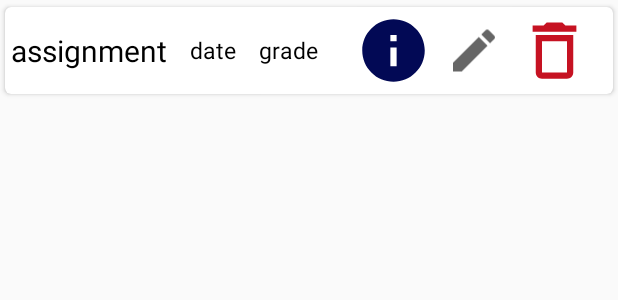
After one commit to Voraphi/GradeTracker_TeamK, an Android app: the layout assignment_items.xml on its own in the app's theme, with its tools: preview values and no code run, on a phone screen of 412 x 824 dp. The commit adds this screen. Shown: the top 300 px of the screen. Run offline under Robolectric (Android 15) with nearby library versions, the phone set to English and light mode, and no system bars.

Commit message:
Created card views for the recycler views.

```diff
--- /dev/null
+++ b/app/src/main/res/drawable/ic_baseline_info_24.xml
@@ -0,0 +1,5 @@
+<vector android:height="24dp" android:tint="#020955"
+    android:viewportHeight="24" android:viewportWidth="24"
+    android:width="24dp" xmlns:android="http://schemas.android.com/apk/res/android">
+    <path android:fillColor="@android:color/white" android:pathData="M12,2C6.48,2 2,6.48 2,12s4.48,10 10,10 10,-4.48 10,-10S17.52,2 12,2zM13,17h-2v-6h2v6zM13,9h-2L11,7h2v2z"/>
+</vector>
--- /dev/null
+++ b/app/src/main/res/layout/assignment_items.xml
@@ -0,0 +1,94 @@
+<?xml version="1.0" encoding="utf-8"?>
+<androidx.cardview.widget.CardView
+    xmlns:android="http://schemas.android.com/apk/res/android"
+    android:layout_width="wrap_content"
+    android:layout_height="wrap_content"
+    xmlns:app="http://schemas.android.com/apk/res-auto"
+    app:cardCornerRadius="4dp"
+    app:layout_goneMarginBottom="5dp"
+    app:cardPreventCornerOverlap="true"
+    app:cardUseCompatPadding="true">
+
+    <RelativeLayout
+        android:layout_width="match_parent"
+        android:layout_height="match_parent"
+        android:layout_margin="4dp"
+        android:layout_marginBottom="4dp">
+
+        <TextView
+            android:id="@+id/assignment"
+            android:layout_width="wrap_content"
+            android:layout_height="wrap_content"
+            android:text="assignment"
+            android:textColor="@android:color/black"
+            android:textSize="20sp"
+            android:layout_centerVertical="true"/>
+
+        <TextView
+            android:id="@+id/dueDate"
+            android:layout_width="wrap_content"
+            android:layout_height="wrap_content"
+            android:layout_marginStart="15dp"
+            android:layout_marginLeft="15dp"
+            android:layout_toEndOf="@+id/assignment"
+            android:layout_toRightOf="@+id/assignment"
+            android:text="date"
+            android:textColor="@android:color/black"
+            android:textSize="15sp"
+            android:layout_centerVertical="true"/>
+
+        <TextView
+            android:id="@+id/grade"
+            android:layout_width="wrap_content"
+            android:layout_height="wrap_content"
+            android:layout_marginStart="15dp"
+            android:layout_marginLeft="15dp"
+            android:layout_toEndOf="@+id/dueDate"
+            android:layout_toRightOf="@+id/dueDate"
+            android:text="grade"
+            android:textColor="@android:color/black"
+            android:textSize="15sp"
+            android:layout_centerVertical="true"/>
+
+        <ImageView
+            android:id="@+id/image_info"
+            android:layout_width="50dp"
+            android:layout_height="50dp"
+            android:layout_alignParentTop="true"
+            android:layout_centerVertical="true"
+            android:layout_marginStart="25dp"
+            android:layout_marginLeft="15dp"
+            android:layout_toEndOf="@+id/grade"
+            android:layout_toRightOf="@+id/location"
+            android:src="@drawable/ic_baseline_info_24" />
+
+        <ImageView
+            android:id="@+id/image_edit"
+            android:layout_width="50dp"
+            android:layout_height="50dp"
+            android:layout_alignParentTop="true"
+            android:layout_centerVertical="true"
+            android:layout_marginStart="10dp"
+            android:layout_marginLeft="10dp"
+            android:layout_marginEnd="10dp"
+            android:layout_marginRight="10dp"
+            android:layout_toStartOf="@+id/image_delete"
+            android:layout_toLeftOf="@+id/image_delete"
+            android:layout_toEndOf="@+id/image_info"
+            android:layout_toRightOf="@+id/image_info"
+            android:src="@drawable/ic_baseline_create_24" />
+
+        <ImageView
+            android:id="@+id/image_delete"
+            android:layout_width="50dp"
+            android:layout_height="50dp"
+            android:layout_alignParentTop="true"
+            android:layout_alignParentEnd="true"
+            android:layout_alignParentRight="true"
+            android:layout_centerVertical="true"
+            android:layout_marginEnd="10dp"
+            android:layout_marginRight="10dp"
+            android:src="@drawable/ic_baseline_delete_outline_24" />
+    </RelativeLayout>
+
+</androidx.cardview.widget.CardView>
```
Also changed, not shown: app/src/main/java/com/example/gradetracker_teamk/RecyclerView/AssignmentAdapter.java (added, +112 -0 lines), app/src/main/java/com/example/gradetracker_teamk/RecyclerView/CourseAdapter.java (renamed from app/src/main/java/com/example/gradetracker_teamk/RecyclerView/Adapters.java, +39 -9 lines), app/src/main/res/layout/course_items.xml (added, +84 -0 lines).
